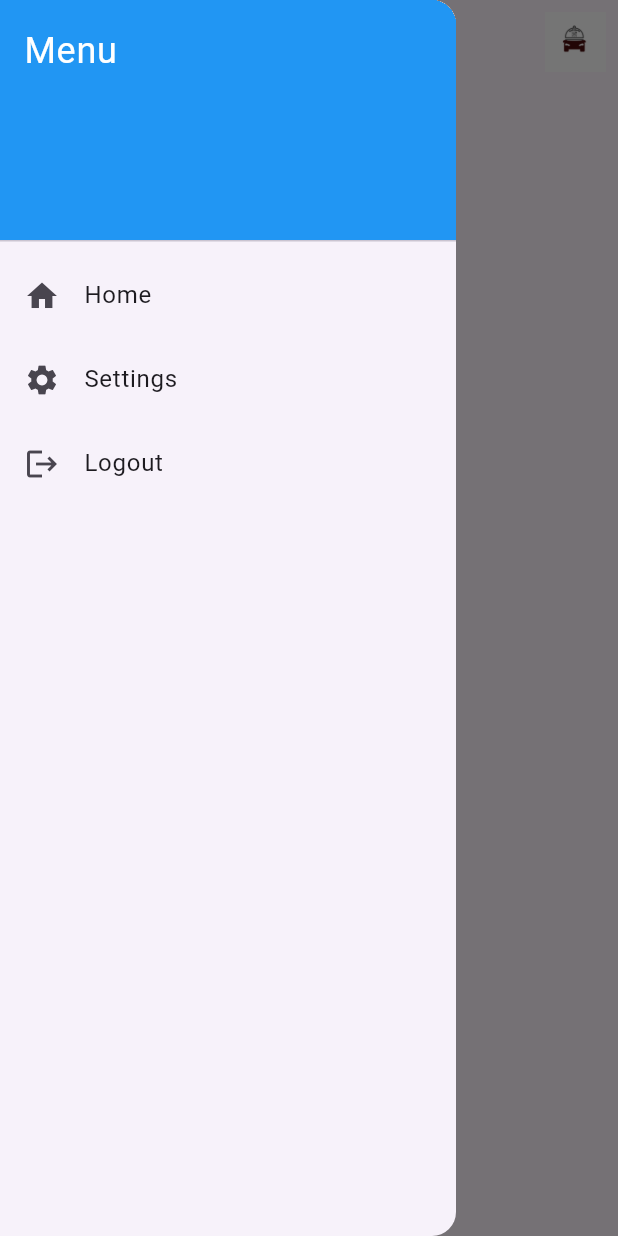
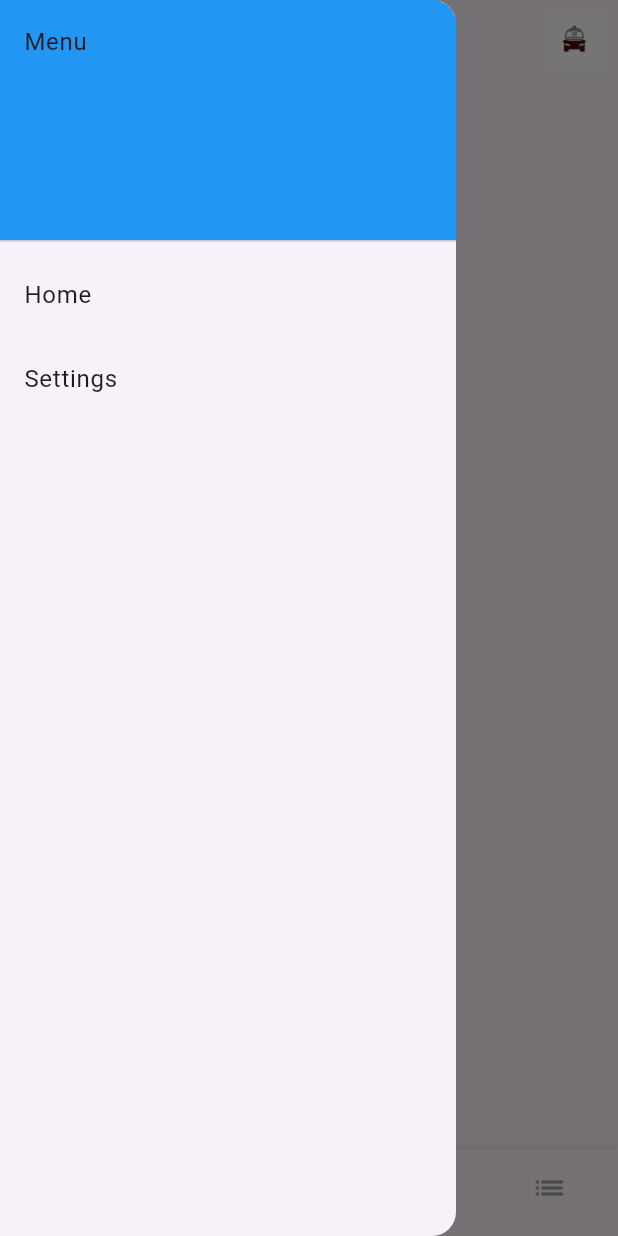
Before and after one commit to DavidOk14/EatExperts, a Flutter app: the HomePage screen opened by its route, with the side drawer open, on a phone screen of 412 x 824 dp. Run offline on Flutter 3.47's test engine with Material 3 defaults, Android fonts, the light colour scheme and no system bars; our stand-ins replace firebase_core, location; missing offline and left inert: window_size; accounts and stored records are empty.

Commit message:
Add Home, Cart, Orders, and Search pages

```diff
--- a/eatexperts/lib/Screens/Home/home.dart
+++ b/eatexperts/lib/Screens/Home/home.dart
@@ -1,15 +1,38 @@
 import 'package:flutter/material.dart';
+import 'package:eatexperts/Screens/Search/search.dart';
+import 'package:eatexperts/Screens/Cart/cart.dart';
+import 'package:eatexperts/Screens/Orders/orders.dart';
 
-class HomePage extends StatelessWidget {
+class HomePage extends StatefulWidget {
+  @override
+  _HomePageState createState() => _HomePageState();
+}
+
+class _HomePageState extends State<HomePage> {
+  int _selectedIndex = 0;
+
+  static List<Widget> _widgetOptions = <Widget>[
+    Text('Home Page'),
+    SearchPage(),
+    CartPage(),
+    OrdersPage(),
+  ];
+
+  void _onItemTapped(int index) {
+    setState(() {
+      _selectedIndex = index;
+    });
+  }
+
   @override
   Widget build(BuildContext context) {
     return Scaffold(
       appBar: AppBar(
-        title: Text('EatExperts Home'),
+        title: Text('EatExperts'),
         actions: [
-          IconButton(
-            icon: Image.asset('assets/EElogo.png'),
-            onPressed: () {},
+          Padding(
+            padding: const EdgeInsets.all(8.0),
+            child: Image.asset('assets/EElogo.png'),
           ),
         ],
       ),
@@ -18,49 +41,55 @@ class HomePage extends StatelessWidget {
           padding: EdgeInsets.zero,
           children: <Widget>[
             DrawerHeader(
+              child: Text('Menu'),
               decoration: BoxDecoration(
                 color: Colors.blue,
               ),
-              child: Text(
-                'Menu',
-                style: TextStyle(
-                  color: Colors.white,
-                  fontSize: 24,
-                ),
-              ),
             ),
             ListTile(
-              leading: Icon(Icons.home),
               title: Text('Home'),
               onTap: () {
-                Navigator.pushNamed(context, '/home');
+                Navigator.pop(context);
+                setState(() {
+                  _selectedIndex = 0;
+                });
               },
             ),
             ListTile(
-              leading: Icon(Icons.settings),
               title: Text('Settings'),
               onTap: () {
                 Navigator.pushNamed(context, '/settings');
-              },
-            ),
-            ListTile(
-              leading: Icon(Icons.logout),
-              title: Text('Logout'),
-              onTap: () {
-                Navigator.pushNamed(context, '/login');
               },
             ),
           ],
         ),
       ),
       body: Center(
-        child: Column(
-          mainAxisAlignment: MainAxisAlignment.center,
-          children: <Widget>[
-            Text('Hello "User", Welcome Back'),
-            // Add more widgets here
-          ],
-        ),
+        child: _widgetOptions.elementAt(_selectedIndex),
+      ),
+      bottomNavigationBar: BottomNavigationBar(
+        items: const <BottomNavigationBarItem>[
+          BottomNavigationBarItem(
+            icon: Icon(Icons.home),
+            label: 'Home',
+          ),
+          BottomNavigationBarItem(
+            icon: Icon(Icons.search),
+            label: 'Search',
+          ),
+          BottomNavigationBarItem(
+            icon: Icon(Icons.shopping_cart),
+            label: 'Cart',
+          ),
+          BottomNavigationBarItem(
+            icon: Icon(Icons.list),
+            label: 'Orders',
+          ),
+        ],
+        currentIndex: _selectedIndex,
+        selectedItemColor: Colors.blue[800],
+        unselectedItemColor: Colors.grey,
+        onTap: _onItemTapped,
       ),
     );
   }
```
Also changed, not shown: eatexperts/lib/Screens/Cart/cart.dart (added, +10 -0 lines), eatexperts/lib/Screens/Orders/orders.dart (added, +10 -0 lines), eatexperts/lib/Screens/Search/search.dart (added, +10 -0 lines).
